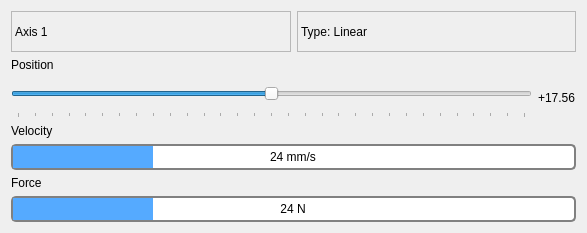
Qt form src/axis_widget.ui (gianmaria/smarter-gui-demo) before a commit.
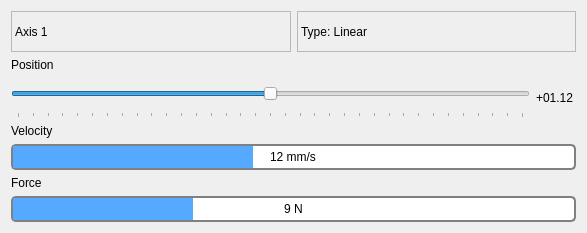
The same form after that commit.

Diff of the .ui file:
```diff
--- a/src/axis_widget.ui
+++ b/src/axis_widget.ui
@@ -100,38 +100,44 @@
           </size>
          </property>
          <property name="minimum">
-          <number>-15</number>
+          <number>-1700</number>
          </property>
          <property name="maximum">
-          <number>15</number>
+          <number>1700</number>
          </property>
-         <property name="sliderPosition">
-          <number>0</number>
+         <property name="singleStep">
+          <number>1</number>
          </property>
-         <property name="tracking">
-          <bool>false</bool>
+         <property name="pageStep">
+          <number>100</number>
          </property>
          <property name="orientation">
           <enum>Qt::Horizontal</enum>
          </property>
-         <property name="invertedAppearance">
-          <bool>false</bool>
-         </property>
-         <property name="invertedControls">
-          <bool>false</bool>
-         </property>
          <property name="tickPosition">
           <enum>QSlider::TicksBelow</enum>
          </property>
          <property name="tickInterval">
-          <number>1</number>
+          <number>100</number>
          </property>
         </widget>
        </item>
        <item>
-        <widget class="QLabel" name="label_axis_pos">
+        <widget class="QLabel" name="axis_pos_lbl">
+         <property name="sizePolicy">
+          <sizepolicy hsizetype="Fixed" vsizetype="Preferred">
+           <horstretch>0</horstretch>
+           <verstretch>0</verstretch>
+          </sizepolicy>
+         </property>
+         <property name="minimumSize">
+          <size>
+           <width>40</width>
+           <height>0</height>
+          </size>
+         </property>
          <property name="text">
-          <string>+17.56</string>
+          <string>+01.12</string>
          </property>
         </widget>
        </item>
@@ -168,8 +174,11 @@
      width: 20px;
  }</string>
        </property>
+       <property name="maximum">
+        <number>30</number>
+       </property>
        <property name="value">
-        <number>24</number>
+        <number>12</number>
        </property>
        <property name="alignment">
         <set>Qt::AlignCenter</set>
@@ -181,7 +190,7 @@
         <enum>QProgressBar::TopToBottom</enum>
        </property>
        <property name="format">
-        <string>%p mm/s</string>
+        <string>%v mm/s</string>
        </property>
       </widget>
      </item>
@@ -216,8 +225,11 @@
      width: 20px;
  }</string>
        </property>
+       <property name="maximum">
+        <number>30</number>
+       </property>
        <property name="value">
-        <number>24</number>
+        <number>9</number>
        </property>
        <property name="alignment">
         <set>Qt::AlignCenter</set>
@@ -229,7 +241,7 @@
         <enum>QProgressBar::TopToBottom</enum>
        </property>
        <property name="format">
-        <string>%p N</string>
+        <string>%v N</string>
        </property>
       </widget>
      </item>
```
